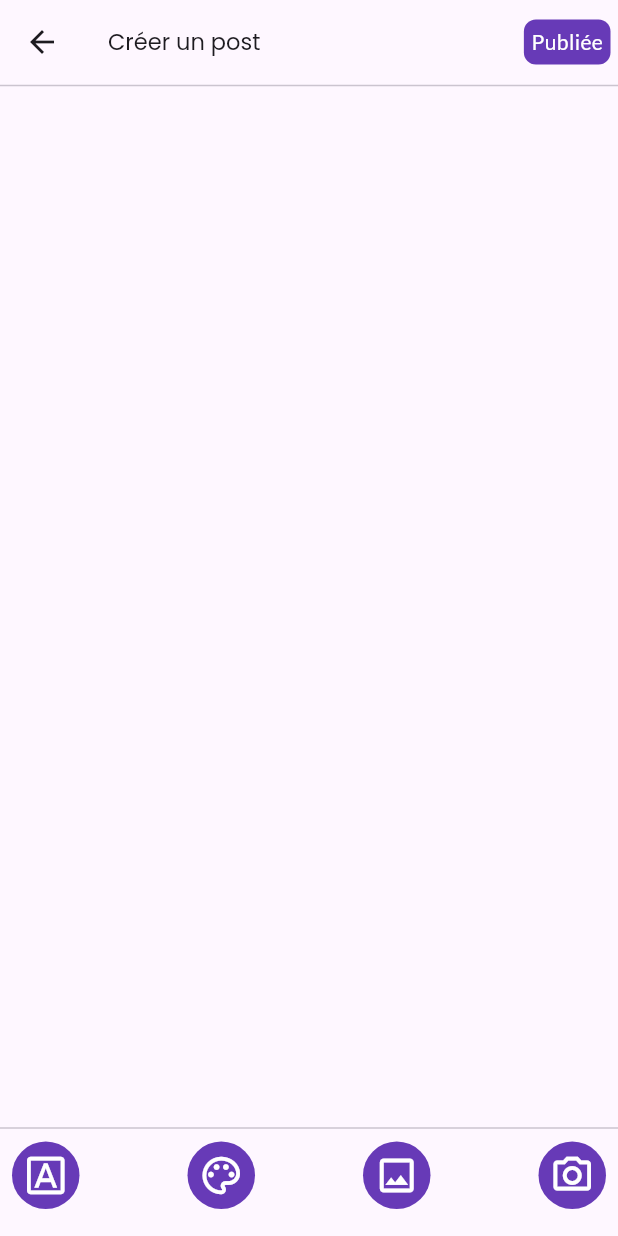
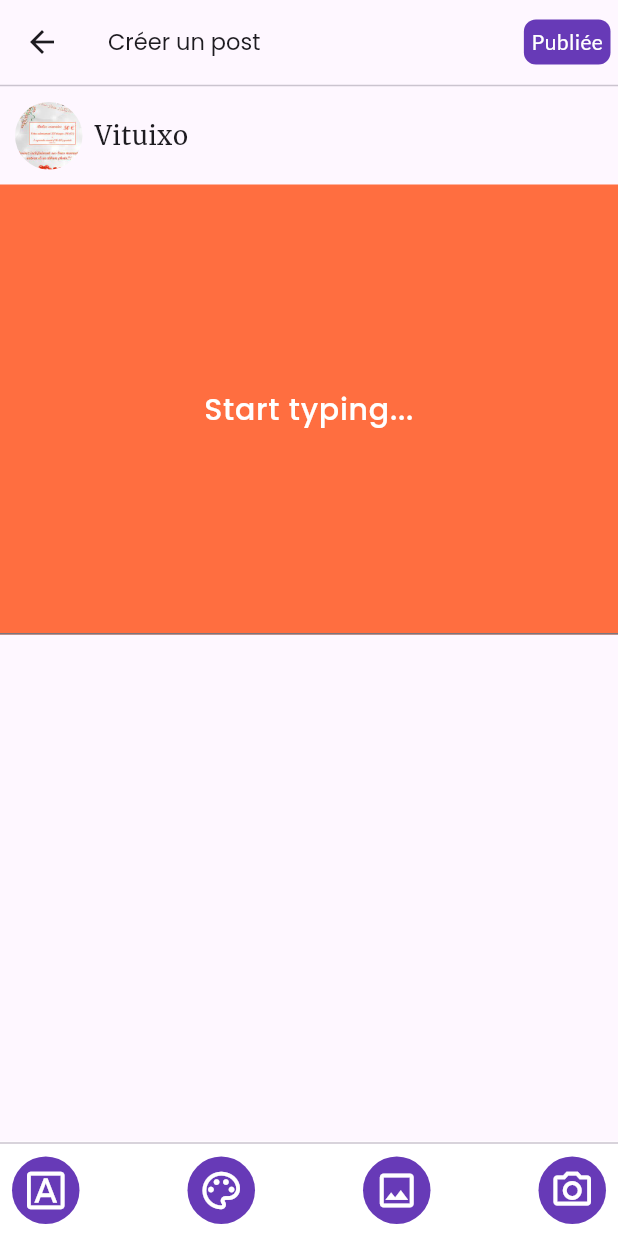
Before and after one commit to Noyoule/post_comments, a Flutter app: the CreatePost screen opened directly, on a phone screen of 412 x 824 dp. Run offline on Flutter 3.47's test engine with Material 3 defaults, Android fonts, the light colour scheme and no system bars; our stand-ins replace flutter_svg, gap, google_fonts, image_picker, share; project files that could hold a hidden picture were left out.

Commit message:
Fix google font problem

```diff
--- a/lib/views/create_post.dart
+++ b/lib/views/create_post.dart
@@ -3,8 +3,10 @@ import 'dart:io';
 import 'package:flutter/material.dart';
 import 'package:flutter/services.dart';
 import 'package:flutter_svg/flutter_svg.dart';
+import 'package:gap/gap.dart';
 import 'package:google_fonts/google_fonts.dart';
 import 'package:image_picker/image_picker.dart';
+import 'package:post_comments/components/add/change_color.dart';
 
 class CreatePost extends StatefulWidget {
   const CreatePost({super.key});
@@ -14,7 +16,6 @@ class CreatePost extends StatefulWidget {
 }
 
 class _CreatePostState extends State<CreatePost> {
-
   /*File? _image;
   Future getImageFromGalery() async{
     try{
@@ -45,6 +46,7 @@ class _CreatePostState extends State<CreatePost> {
 
   @override
   Widget build(BuildContext context) {
+    final screenSize = MediaQuery.of(context).size;
     return Scaffold(
       appBar: AppBar(
         title: Text(
@@ -57,9 +59,7 @@ class _CreatePostState extends State<CreatePost> {
             margin: const EdgeInsets.only(right: 5),
             decoration: BoxDecoration(
               borderRadius: BorderRadius.circular(8),
-              color: Theme
-                  .of(context)
-                  .primaryColor,
+              color: Theme.of(context).primaryColor,
             ),
             child: Text(
               "Publiée",
@@ -72,11 +72,55 @@ class _CreatePostState extends State<CreatePost> {
         children: [
           Column(
             children: [
-              const Divider(height: 2,),
-              Padding(
-                padding: const EdgeInsets.only(top: 10),
-                child: Container(
-                  child: Column(children: []),
+              const Divider(
+                height: 2,
+              ),
+              const Gap(10),
+              Row(
+                children: [
+                  const Gap(10),
+                  ClipOval(
+                    child: Image.asset(
+                      "assets/images/images.jpeg",
+                      height: 45,
+                      width: 45,
+                      fit: BoxFit.cover,
+                    ),
+                  ),
+                  const SizedBox(
+                    width: 8,
+                  ),
+                  const Text(
+                    "Vituixo",
+                    style: TextStyle(
+                      fontSize: 17,
+                      fontWeight: FontWeight.w500,
+                      fontFamily: "Merriweather",
+                    ),
+                  ),
+                ],
+              ),
+              const Gap(10),
+              Container(
+                height: 300,
+                color: Colors.deepOrangeAccent,
+                child: const TextField(
+                  keyboardType: TextInputType.multiline,
+                  maxLines: null,
+                  expands: true,
+                  textAlign: TextAlign.center,
+                  textAlignVertical: TextAlignVertical.center,
+                  style: TextStyle(
+                      color: Colors.white,
+                      fontSize: 20,
+                      fontWeight: FontWeight.w500),
+                  cursorColor: Colors.white,
+                  cursorHeight: 35,
+                  cursorWidth: 3,
+                  decoration: InputDecoration(
+                    hintText: 'Start typing...',
+                    hintStyle: TextStyle(color: Colors.white),
+                  ),
                 ),
               ),
             ],
@@ -84,10 +128,14 @@ class _CreatePostState extends State<CreatePost> {
           Positioned(
             left: 0,
             right: 0,
-            bottom: 10,
+            bottom: 0,
+            child: Container(
+              color: Colors.white,
               child: Column(
                 children: [
-                const Divider(height: 2,),
+                  const Divider(
+                    height: 2,
+                  ),
                   Padding(
                     padding: const EdgeInsets.all(8.0),
                     child: Row(
@@ -108,7 +156,13 @@ class _CreatePostState extends State<CreatePost> {
                           ),
                         ),
                         const Spacer(),
-                      Container(
+                        InkWell(
+                          onTap: (){
+                            showModalBottomSheet(context: context, builder: (context){
+                              return  const ChangeColor();
+                            });
+                          },
+                          child: Container(
                             width: 45,
                             height: 45,
                             decoration: BoxDecoration(
@@ -120,6 +174,7 @@ class _CreatePostState extends State<CreatePost> {
                                 Icons.color_lens_outlined,
                                 size: 30,
                                 color: Colors.white,
+                              ),
                             ),
                           ),
                         ),
@@ -161,6 +216,7 @@ class _CreatePostState extends State<CreatePost> {
                 ],
               ),
             ),
+          ),
         ],
       ),
     );
--- a/pubspec.yaml
+++ b/pubspec.yaml
@@ -38,9 +38,10 @@ dependencies:
   flutter_svg: ^2.0.9
   share: ^2.0.4
   image_picker: ^1.0.7
-  path_provider: ^2.1.2
-  google_fonts: ^6.1.0
+  google_fonts: ^6.2.1
   flutter_material_pickers: ^3.6.0
+  flutter_bloc: ^8.1.5
+  gap: ^3.0.1
 
 dev_dependencies:
   flutter_test:
```
Also changed, not shown: lib/components/add/change_color.dart (added, +39 -0 lines), pubspec.lock, 1 other file. Lines whose indentation alone changed are shown as unchanged.
